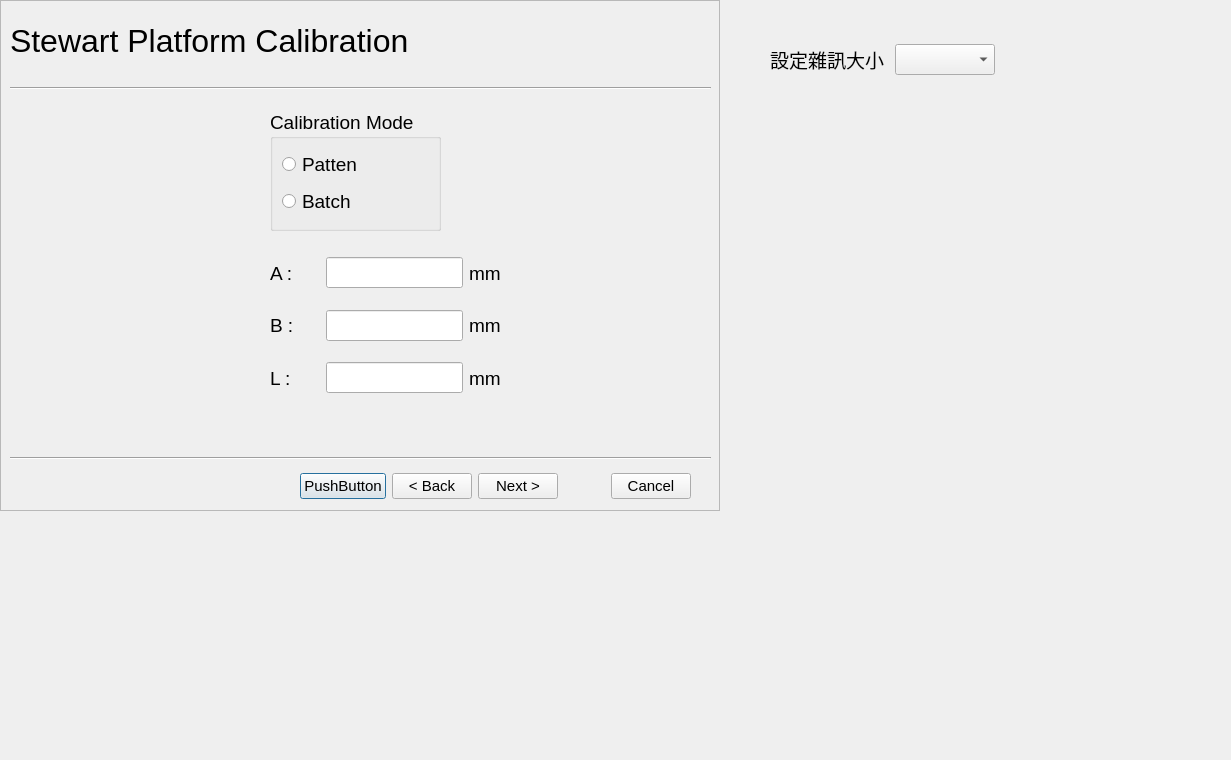
This is dialog.ui in cdfq277462/StewartPlatformCalibration as Qt 5 draws it before an edit. The edited form follows.
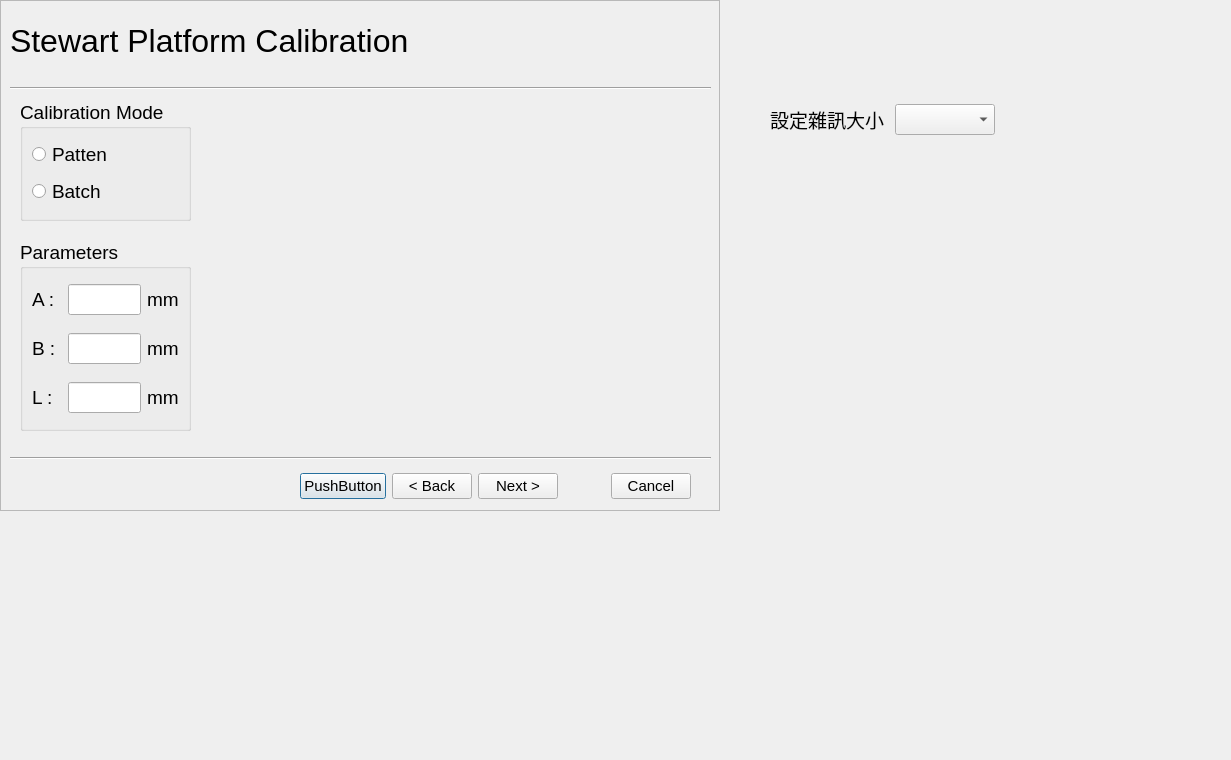
This is the edited form.

The edit to the form file:
```diff
--- a/dialog.ui
+++ b/dialog.ui
@@ -75,157 +75,11 @@
      <enum>Qt::Horizontal</enum>
     </property>
    </widget>
-   <widget class="QWidget" name="">
-    <property name="geometry">
-     <rect>
-      <x>270</x>
-      <y>250</y>
-      <width>231</width>
-      <height>151</height>
-     </rect>
-    </property>
-    <property name="font">
-     <font>
-      <pointsize>14</pointsize>
-     </font>
-    </property>
-    <layout class="QVBoxLayout" name="verticalLayout_2">
-     <item>
-      <layout class="QHBoxLayout" name="horizontalLayout_5">
-       <item>
-        <widget class="QLabel" name="label_5">
-         <property name="minimumSize">
-          <size>
-           <width>50</width>
-           <height>0</height>
-          </size>
-         </property>
-         <property name="font">
-          <font>
-           <pointsize>14</pointsize>
-          </font>
-         </property>
-         <property name="text">
-          <string>A :</string>
-         </property>
-        </widget>
-       </item>
-       <item>
-        <widget class="QLineEdit" name="lineEdit_initA">
-         <property name="font">
-          <font>
-           <pointsize>14</pointsize>
-          </font>
-         </property>
-        </widget>
-       </item>
-       <item>
-        <widget class="QLabel" name="label_8">
-         <property name="font">
-          <font>
-           <pointsize>14</pointsize>
-          </font>
-         </property>
-         <property name="text">
-          <string>mm</string>
-         </property>
-        </widget>
-       </item>
-      </layout>
-     </item>
-     <item>
-      <layout class="QHBoxLayout" name="horizontalLayout_6">
-       <item>
-        <widget class="QLabel" name="label_6">
-         <property name="minimumSize">
-          <size>
-           <width>50</width>
-           <height>0</height>
-          </size>
-         </property>
-         <property name="font">
-          <font>
-           <pointsize>14</pointsize>
-          </font>
-         </property>
-         <property name="text">
-          <string>B :</string>
-         </property>
-        </widget>
-       </item>
-       <item>
-        <widget class="QLineEdit" name="lineEdit_initB">
-         <property name="font">
-          <font>
-           <pointsize>14</pointsize>
-          </font>
-         </property>
-        </widget>
-       </item>
-       <item>
-        <widget class="QLabel" name="label_9">
-         <property name="font">
-          <font>
-           <pointsize>14</pointsize>
-          </font>
-         </property>
-         <property name="text">
-          <string>mm</string>
-         </property>
-        </widget>
-       </item>
-      </layout>
-     </item>
-     <item>
-      <layout class="QHBoxLayout" name="horizontalLayout_7">
-       <item>
-        <widget class="QLabel" name="label_7">
-         <property name="minimumSize">
-          <size>
-           <width>50</width>
-           <height>0</height>
-          </size>
-         </property>
-         <property name="font">
-          <font>
-           <pointsize>14</pointsize>
-          </font>
-         </property>
-         <property name="text">
-          <string>L :</string>
-         </property>
-        </widget>
-       </item>
-       <item>
-        <widget class="QLineEdit" name="lineEdit_initL">
-         <property name="font">
-          <font>
-           <pointsize>14</pointsize>
-          </font>
-         </property>
-        </widget>
-       </item>
-       <item>
-        <widget class="QLabel" name="label_10">
-         <property name="font">
-          <font>
-           <pointsize>14</pointsize>
-          </font>
-         </property>
-         <property name="text">
-          <string>mm</string>
-         </property>
-        </widget>
-       </item>
-      </layout>
-     </item>
-    </layout>
-   </widget>
    <widget class="QGroupBox" name="groupBox">
     <property name="geometry">
      <rect>
-      <x>270</x>
-      <y>110</y>
+      <x>20</x>
+      <y>100</y>
       <width>171</width>
       <height>121</height>
      </rect>
@@ -255,7 +109,7 @@
      </item>
     </layout>
    </widget>
-   <widget class="QWidget" name="">
+   <widget class="QWidget" name="layoutWidget">
     <property name="geometry">
      <rect>
       <x>300</x>
@@ -328,12 +182,361 @@
      </item>
     </layout>
    </widget>
+   <widget class="QGroupBox" name="groupBox_6">
+    <property name="enabled">
+     <bool>true</bool>
+    </property>
+    <property name="geometry">
+     <rect>
+      <x>20</x>
+      <y>240</y>
+      <width>171</width>
+      <height>191</height>
+     </rect>
+    </property>
+    <property name="font">
+     <font>
+      <pointsize>14</pointsize>
+     </font>
+    </property>
+    <property name="title">
+     <string>Parameters</string>
+    </property>
+    <property name="checkable">
+     <bool>false</bool>
+    </property>
+    <property name="checked">
+     <bool>false</bool>
+    </property>
+    <layout class="QHBoxLayout" name="horizontalLayout_4">
+     <item>
+      <layout class="QVBoxLayout" name="verticalLayout_2">
+       <item>
+        <layout class="QHBoxLayout" name="horizontalLayout_5">
+         <item>
+          <widget class="QLabel" name="label_5">
+           <property name="minimumSize">
+            <size>
+             <width>30</width>
+             <height>0</height>
+            </size>
+           </property>
+           <property name="font">
+            <font>
+             <pointsize>14</pointsize>
+            </font>
+           </property>
+           <property name="text">
+            <string>A :</string>
+           </property>
+          </widget>
+         </item>
+         <item>
+          <widget class="QLineEdit" name="lineEdit_initA">
+           <property name="font">
+            <font>
+             <pointsize>14</pointsize>
+            </font>
+           </property>
+          </widget>
+         </item>
+         <item>
+          <widget class="QLabel" name="label_8">
+           <property name="font">
+            <font>
+             <pointsize>14</pointsize>
+            </font>
+           </property>
+           <property name="text">
+            <string>mm</string>
+           </property>
+          </widget>
+         </item>
+        </layout>
+       </item>
+       <item>
+        <layout class="QHBoxLayout" name="horizontalLayout_6">
+         <item>
+          <widget class="QLabel" name="label_6">
+           <property name="minimumSize">
+            <size>
+             <width>30</width>
+             <height>0</height>
+            </size>
+           </property>
+           <property name="font">
+            <font>
+             <pointsize>14</pointsize>
+            </font>
+           </property>
+           <property name="text">
+            <string>B :</string>
+           </property>
+          </widget>
+         </item>
+         <item>
+          <widget class="QLineEdit" name="lineEdit_initB">
+           <property name="font">
+            <font>
+             <pointsize>14</pointsize>
+            </font>
+           </property>
+          </widget>
+         </item>
+         <item>
+          <widget class="QLabel" name="label_9">
+           <property name="font">
+            <font>
+             <pointsize>14</pointsize>
+            </font>
+           </property>
+           <property name="text">
+            <string>mm</string>
+           </property>
+          </widget>
+         </item>
+        </layout>
+       </item>
+       <item>
+        <layout class="QHBoxLayout" name="horizontalLayout_7">
+         <item>
+          <widget class="QLabel" name="label_7">
+           <property name="minimumSize">
+            <size>
+             <width>30</width>
+             <height>0</height>
+            </size>
+           </property>
+           <property name="font">
+            <font>
+             <pointsize>14</pointsize>
+            </font>
+           </property>
+           <property name="text">
+            <string>L :</string>
+           </property>
+          </widget>
+         </item>
+         <item>
+          <widget class="QLineEdit" name="lineEdit_initL">
+           <property name="font">
+            <font>
+             <pointsize>14</pointsize>
+            </font>
+           </property>
+          </widget>
+         </item>
+         <item>
+          <widget class="QLabel" name="label_10">
+           <property name="font">
+            <font>
+             <pointsize>14</pointsize>
+            </font>
+           </property>
+           <property name="text">
+            <string>mm</string>
+           </property>
+          </widget>
+         </item>
+        </layout>
+       </item>
+      </layout>
+     </item>
+    </layout>
+   </widget>
   </widget>
-  <widget class="QWidget" name="">
+  <widget class="QFrame" name="frame_calibrateResult">
+   <property name="geometry">
+    <rect>
+     <x>0</x>
+     <y>0</y>
+     <width>720</width>
+     <height>511</height>
+    </rect>
+   </property>
+   <property name="autoFillBackground">
+    <bool>true</bool>
+   </property>
+   <property name="frameShape">
+    <enum>QFrame::StyledPanel</enum>
+   </property>
+   <property name="frameShadow">
+    <enum>QFrame::Raised</enum>
+   </property>
+   <widget class="Line" name="line_3">
+    <property name="geometry">
+     <rect>
+      <x>10</x>
+      <y>80</y>
+      <width>701</width>
+      <height>16</height>
+     </rect>
+    </property>
+    <property name="orientation">
+     <enum>Qt::Horizontal</enum>
+    </property>
+   </widget>
+   <widget class="QLabel" name="label_2">
+    <property name="geometry">
+     <rect>
+      <x>10</x>
+      <y>0</y>
+      <width>441</width>
+      <height>81</height>
+     </rect>
+    </property>
+    <property name="font">
+     <font>
+      <pointsize>24</pointsize>
+     </font>
+    </property>
+    <property name="text">
+     <string>Calibration Result</string>
+    </property>
+   </widget>
+   <widget class="Line" name="line_4">
+    <property name="geometry">
+     <rect>
+      <x>10</x>
+      <y>450</y>
+      <width>701</width>
+      <height>16</height>
+     </rect>
+    </property>
+    <property name="orientation">
+     <enum>Qt::Horizontal</enum>
+    </property>
+   </widget>
+   <widget class="QWidget" name="layoutWidget_3">
+    <property name="geometry">
+     <rect>
+      <x>500</x>
+      <y>470</y>
+      <width>191</width>
+      <height>33</height>
+     </rect>
+    </property>
+    <layout class="QHBoxLayout" name="horizontalLayout_2">
+     <item>
+      <widget class="QPushButton" name="pushButton_Nxt_2">
+       <property name="font">
+        <font>
+         <pointsize>11</pointsize>
+        </font>
+       </property>
+       <property name="text">
+        <string>Accept</string>
+       </property>
+      </widget>
+     </item>
+     <item>
+      <spacer name="horizontalSpacer_2">
+       <property name="orientation">
+        <enum>Qt::Horizontal</enum>
+       </property>
+       <property name="sizeHint" stdset="0">
+        <size>
+         <width>40</width>
+         <height>20</height>
+        </size>
+       </property>
+      </spacer>
+     </item>
+     <item>
+      <widget class="QPushButton" name="pushButton_2">
+       <property name="font">
+        <font>
+         <pointsize>11</pointsize>
+        </font>
+       </property>
+       <property name="text">
+        <string>Cancel</string>
+       </property>
+      </widget>
+     </item>
+    </layout>
+   </widget>
+   <widget class="QTabWidget" name="tabWidget">
+    <property name="geometry">
+     <rect>
+      <x>10</x>
+      <y>90</y>
+      <width>701</width>
+      <height>361</height>
+     </rect>
+    </property>
+    <property name="currentIndex">
+     <number>0</number>
+    </property>
+    <widget class="QWidget" name="tab">
+     <attribute name="title">
+      <string>Tab 1</string>
+     </attribute>
+     <widget class="QGroupBox" name="groupBox_2">
+      <property name="geometry">
+       <rect>
+        <x>10</x>
+        <y>10</y>
+        <width>161</width>
+        <height>311</height>
+       </rect>
+      </property>
+      <property name="title">
+       <string>Pose Error</string>
+      </property>
+     </widget>
+     <widget class="QGroupBox" name="groupBox_5">
+      <property name="geometry">
+       <rect>
+        <x>190</x>
+        <y>10</y>
+        <width>161</width>
+        <height>311</height>
+       </rect>
+      </property>
+      <property name="title">
+       <string>Pose Error</string>
+      </property>
+     </widget>
+    </widget>
+    <widget class="QWidget" name="tab_2">
+     <attribute name="title">
+      <string>Tab 2</string>
+     </attribute>
+     <widget class="QGroupBox" name="groupBox_3">
+      <property name="geometry">
+       <rect>
+        <x>10</x>
+        <y>10</y>
+        <width>671</width>
+        <height>151</height>
+       </rect>
+      </property>
+      <property name="title">
+       <string>GroupBox</string>
+      </property>
+     </widget>
+     <widget class="QGroupBox" name="groupBox_4">
+      <property name="geometry">
+       <rect>
+        <x>10</x>
+        <y>170</y>
+        <width>671</width>
+        <height>151</height>
+       </rect>
+      </property>
+      <property name="title">
+       <string>GroupBox</string>
+      </property>
+     </widget>
+    </widget>
+   </widget>
+  </widget>
+  <widget class="QWidget" name="layoutWidget">
    <property name="geometry">
     <rect>
      <x>770</x>
-     <y>40</y>
+     <y>100</y>
      <width>225</width>
      <height>39</height>
     </rect>
@@ -362,6 +565,25 @@
     </item>
    </layout>
   </widget>
+  <widget class="QStackedWidget" name="stackedWidget">
+   <property name="geometry">
+    <rect>
+     <x>760</x>
+     <y>170</y>
+     <width>491</width>
+     <height>321</height>
+    </rect>
+   </property>
+   <property name="currentIndex">
+    <number>0</number>
+   </property>
+   <widget class="QWidget" name="page"/>
+   <widget class="QWidget" name="page_2"/>
+  </widget>
+  <zorder>frame_calibrateResult</zorder>
+  <zorder>frame_mainFrame</zorder>
+  <zorder>layoutWidget</zorder>
+  <zorder>stackedWidget</zorder>
  </widget>
  <resources/>
  <connections/>
```
